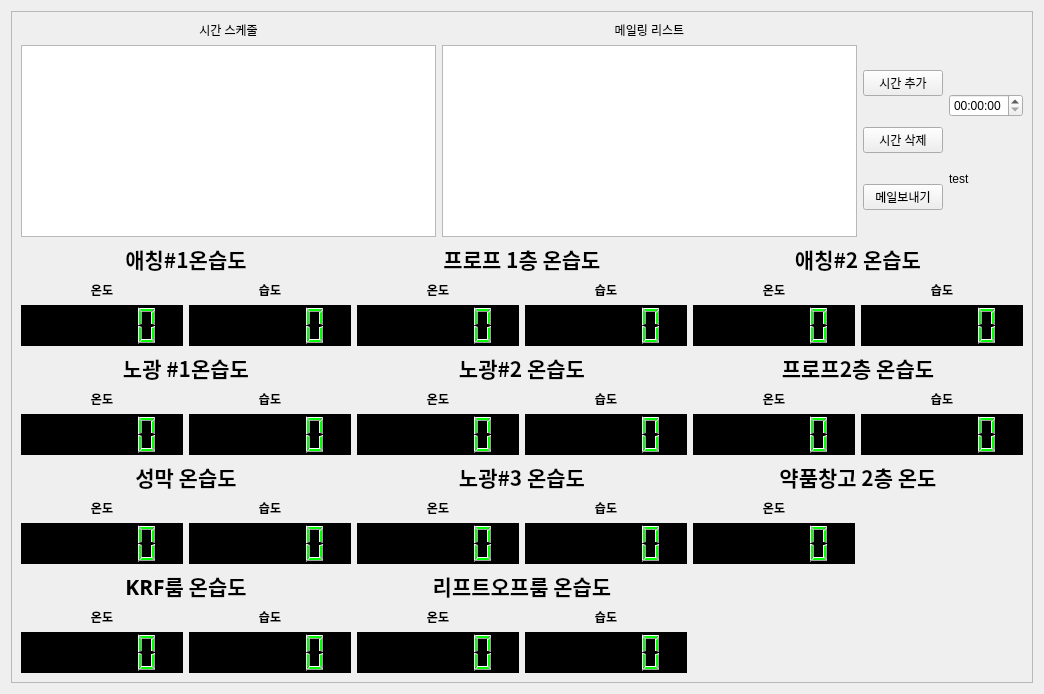
This is temp_humi_widget.ui in kimbakcho/FABWI as Qt 5 draws it before an edit. The edited form follows.
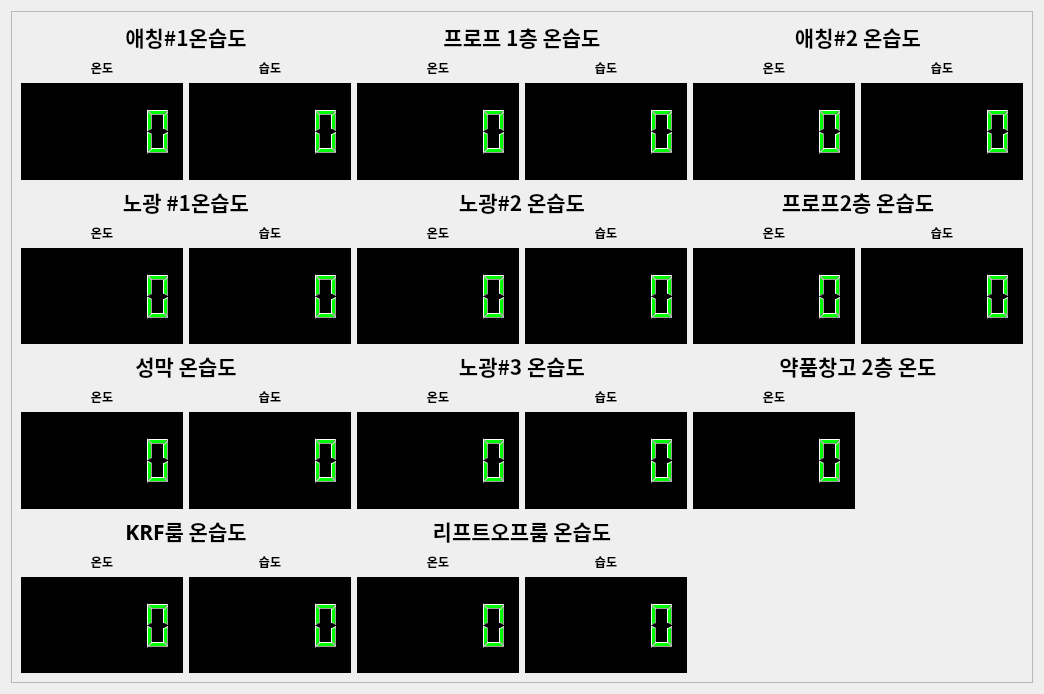
This is the edited form.

What changed in the file:
```diff
--- a/temp_humi_widget.ui
+++ b/temp_humi_widget.ui
@@ -29,79 +29,7 @@
        </rect>
       </property>
       <layout class="QGridLayout" name="gridLayout_2">
-       <item row="1" column="3">
-        <layout class="QVBoxLayout" name="verticalLayout_2">
-         <item>
-          <widget class="QTimeEdit" name="set_time">
-           <property name="displayFormat">
-            <string>hh:mm:ss</string>
-           </property>
-          </widget>
-         </item>
-         <item>
-          <widget class="QLabel" name="LA_currentime">
-           <property name="sizePolicy">
-            <sizepolicy hsizetype="Preferred" vsizetype="Maximum">
-             <horstretch>0</horstretch>
-             <verstretch>0</verstretch>
-            </sizepolicy>
-           </property>
-           <property name="text">
-            <string>test</string>
-           </property>
-           <property name="alignment">
-            <set>Qt::AlignLeading|Qt::AlignLeft|Qt::AlignVCenter</set>
-           </property>
-          </widget>
-         </item>
-        </layout>
-       </item>
-       <item row="1" column="2">
-        <layout class="QVBoxLayout" name="verticalLayout">
-         <item>
-          <widget class="QPushButton" name="Btn_time_add">
-           <property name="text">
-            <string>시간 추가</string>
-           </property>
-          </widget>
-         </item>
-         <item>
-          <widget class="QPushButton" name="Btn_time_del">
-           <property name="text">
-            <string>시간 삭제</string>
-           </property>
-          </widget>
-         </item>
-         <item>
-          <widget class="QPushButton" name="sendmail_btn">
-           <property name="text">
-            <string>메일보내기</string>
-           </property>
-          </widget>
-         </item>
-        </layout>
-       </item>
-       <item row="1" column="1">
-        <widget class="QListView" name="listView">
-         <property name="sizePolicy">
-          <sizepolicy hsizetype="Expanding" vsizetype="Maximum">
-           <horstretch>0</horstretch>
-           <verstretch>0</verstretch>
-          </sizepolicy>
-         </property>
-        </widget>
-       </item>
-       <item row="1" column="0">
-        <widget class="QListView" name="plan_list">
-         <property name="sizePolicy">
-          <sizepolicy hsizetype="Expanding" vsizetype="Maximum">
-           <horstretch>0</horstretch>
-           <verstretch>0</verstretch>
-          </sizepolicy>
-         </property>
-        </widget>
-       </item>
-       <item row="3" column="0" colspan="4">
+       <item row="1" column="0" colspan="2">
         <layout class="QGridLayout" name="gridLayout_3">
          <item row="1" column="3">
           <widget class="QLabel" name="label_15">
@@ -3444,32 +3372,6 @@
          </item>
         </layout>
        </item>
-       <item row="0" column="1">
-        <widget class="QLabel" name="label_29">
-         <property name="sizePolicy">
-          <sizepolicy hsizetype="Preferred" vsizetype="Maximum">
-           <horstretch>0</horstretch>
-           <verstretch>0</verstretch>
-          </sizepolicy>
-         </property>
-         <property name="text">
-          <string>메일링 리스트</string>
-         </property>
-         <property name="alignment">
-          <set>Qt::AlignCenter</set>
-         </property>
-        </widget>
-       </item>
-       <item row="0" column="0">
-        <widget class="QLabel" name="label_34">
-         <property name="text">
-          <string>시간 스케줄</string>
-         </property>
-         <property name="alignment">
-          <set>Qt::AlignCenter</set>
-         </property>
-        </widget>
-       </item>
       </layout>
      </widget>
     </widget>
```
